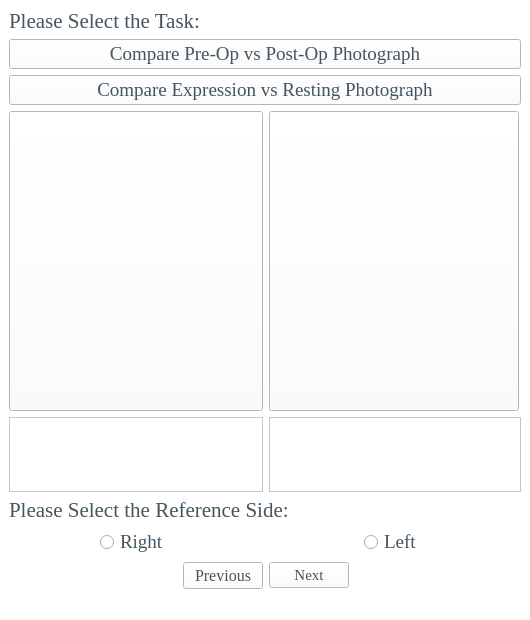
MEA-Summer/Emotrics_Plus, file uis/select.ui: the form before one commit.
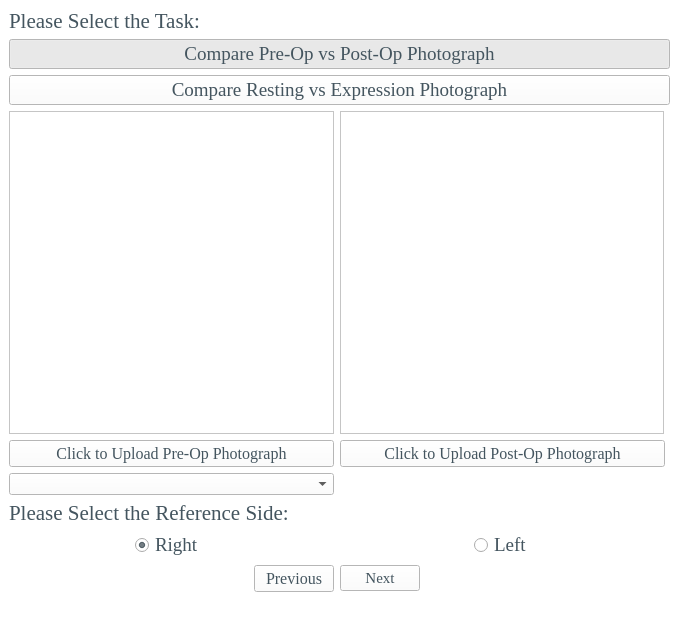
The form after the commit. Icons and pictures are not drawn. Custom widgets are drawn as their Qt base class.

```diff
--- a/uis/select.ui
+++ b/uis/select.ui
@@ -6,8 +6,8 @@
    <rect>
     <x>0</x>
     <y>0</y>
-    <width>530</width>
-    <height>620</height>
+    <width>679</width>
+    <height>623</height>
    </rect>
   </property>
   <property name="sizePolicy">
@@ -16,6 +16,18 @@
     <verstretch>0</verstretch>
    </sizepolicy>
   </property>
+  <property name="minimumSize">
+   <size>
+    <width>679</width>
+    <height>623</height>
+   </size>
+  </property>
+  <property name="maximumSize">
+   <size>
+    <width>679</width>
+    <height>623</height>
+   </size>
+  </property>
   <property name="windowTitle">
    <string>Selection Window</string>
   </property>
@@ -24,42 +36,45 @@
   </property>
   <widget class="QWidget" name="centralwidget">
    <layout class="QGridLayout" name="gridLayout">
-    <item row="3" column="0">
-     <widget class="QPushButton" name="addPhoto1Button">
-      <property name="minimumSize">
-       <size>
-        <width>250</width>
-        <height>300</height>
-       </size>
+    <item row="9" column="0" alignment="Qt::AlignRight">
+     <widget class="QPushButton" name="previousButton">
+      <property name="font">
+       <font>
+        <family>Times New Roman</family>
+        <pointsize>12</pointsize>
+       </font>
       </property>
-      <property name="maximumSize">
-       <size>
-        <width>16777215</width>
-        <height>16777215</height>
-       </size>
-      </property>
       <property name="styleSheet">
-       <string notr="true">QPushButton {
-		image: url(/Users/kee_b/OneDrive/바탕 화면/Untitled-upload.jpg)
-}
-</string>
+       <string notr="true">color: rgb(68, 85, 95);</string>
       </property>
       <property name="text">
-       <string/>
+       <string>Previous</string>
       </property>
-      <property name="icon">
-       <iconset>
-        <normaloff>../icons/upload.jpg</normaloff>../icons/upload.jpg</iconset>
+     </widget>
+    </item>
+    <item row="8" column="1" colspan="2" alignment="Qt::AlignHCenter">
+     <widget class="QRadioButton" name="leftSideButton">
+      <property name="sizePolicy">
+       <sizepolicy hsizetype="Fixed" vsizetype="Fixed">
+        <horstretch>0</horstretch>
+        <verstretch>0</verstretch>
+       </sizepolicy>
       </property>
-      <property name="iconSize">
-       <size>
-        <width>200</width>
-        <height>250</height>
-       </size>
+      <property name="font">
+       <font>
+        <family>Times New Roman</family>
+        <pointsize>14</pointsize>
+       </font>
       </property>
+      <property name="styleSheet">
+       <string notr="true">color: rgb(68, 85, 95);</string>
+      </property>
+      <property name="text">
+       <string>Left </string>
+      </property>
      </widget>
     </item>
-    <item row="0" column="0" colspan="4">
+    <item row="0" column="0" colspan="2">
      <widget class="QLabel" name="label">
       <property name="font">
        <font>
@@ -75,73 +90,116 @@
       </property>
      </widget>
     </item>
-    <item row="6" column="0" alignment="Qt::AlignHCenter">
-     <widget class="QRadioButton" name="rightSideReferenceButton">
-      <property name="sizePolicy">
-       <sizepolicy hsizetype="Fixed" vsizetype="Fixed">
-        <horstretch>0</horstretch>
-        <verstretch>0</verstretch>
-       </sizepolicy>
-      </property>
+    <item row="9" column="1" colspan="2" alignment="Qt::AlignLeft">
+     <widget class="QPushButton" name="nextButton">
       <property name="font">
        <font>
         <family>Times New Roman</family>
-        <pointsize>14</pointsize>
+        <pointsize>11</pointsize>
        </font>
       </property>
       <property name="styleSheet">
        <string notr="true">color: rgb(68, 85, 95);</string>
       </property>
       <property name="text">
-       <string>Right </string>
+       <string>Next</string>
       </property>
      </widget>
     </item>
     <item row="4" column="0">
-     <widget class="QTextBrowser" name="photo1TextBrowser">
+     <widget class="QPushButton" name="loadPhoto1Button">
+      <property name="sizePolicy">
+       <sizepolicy hsizetype="Fixed" vsizetype="Fixed">
+        <horstretch>0</horstretch>
+        <verstretch>0</verstretch>
+       </sizepolicy>
+      </property>
       <property name="minimumSize">
        <size>
-        <width>0</width>
-        <height>5</height>
+        <width>325</width>
+        <height>0</height>
        </size>
       </property>
       <property name="font">
        <font>
         <family>Times New Roman</family>
-        <pointsize>18</pointsize>
+        <pointsize>12</pointsize>
        </font>
       </property>
-      <property name="verticalScrollBarPolicy">
-       <enum>Qt::ScrollBarAlwaysOff</enum>
+      <property name="styleSheet">
+       <string notr="true">color: rgb(68, 85, 95);</string>
       </property>
-      <property name="horizontalScrollBarPolicy">
-       <enum>Qt::ScrollBarAlwaysOff</enum>
+      <property name="text">
+       <string>Click to Upload Pre-Op Photograph</string>
       </property>
      </widget>
     </item>
-    <item row="4" column="1" colspan="3">
-     <widget class="QTextBrowser" name="Photo2TextBrowser">
-      <property name="minimumSize">
-       <size>
-        <width>0</width>
-        <height>5</height>
-       </size>
+    <item row="1" column="0" colspan="3">
+     <widget class="QPushButton" name="PrevsPostButton">
+      <property name="font">
+       <font>
+        <family>Times New Roman</family>
+        <pointsize>14</pointsize>
+       </font>
       </property>
+      <property name="styleSheet">
+       <string notr="true">color: rgb(68, 85, 95);</string>
+      </property>
+      <property name="text">
+       <string>Compare Pre-Op vs Post-Op Photograph</string>
+      </property>
+      <property name="checkable">
+       <bool>true</bool>
+      </property>
+      <property name="checked">
+       <bool>true</bool>
+      </property>
+      <property name="autoRepeat">
+       <bool>false</bool>
+      </property>
+      <property name="autoExclusive">
+       <bool>false</bool>
+      </property>
+      <property name="autoRepeatDelay">
+       <number>0</number>
+      </property>
+      <property name="autoRepeatInterval">
+       <number>0</number>
+      </property>
+     </widget>
+    </item>
+    <item row="2" column="0" colspan="3">
+     <widget class="QPushButton" name="RestingvsExpressionButton">
       <property name="font">
        <font>
         <family>Times New Roman</family>
-        <pointsize>18</pointsize>
+        <pointsize>14</pointsize>
        </font>
       </property>
-      <property name="verticalScrollBarPolicy">
-       <enum>Qt::ScrollBarAlwaysOff</enum>
+      <property name="styleSheet">
+       <string notr="true">color: rgb(68, 85, 95);</string>
       </property>
-      <property name="horizontalScrollBarPolicy">
-       <enum>Qt::ScrollBarAlwaysOff</enum>
+      <property name="text">
+       <string>Compare Resting vs Expression Photograph</string>
       </property>
+      <property name="checkable">
+       <bool>true</bool>
+      </property>
+      <property name="autoExclusive">
+       <bool>false</bool>
+      </property>
+      <property name="autoRepeatDelay">
+       <number>0</number>
+      </property>
+      <property name="autoRepeatInterval">
+       <number>0</number>
+      </property>
      </widget>
     </item>
-    <item row="5" column="0" colspan="4">
+    <item row="5" column="0">
+     <widget class="QComboBox" name="ExpressionComboBox"/>
+    </item>
+    <item row="6" column="0" colspan="3">
      <widget class="QLabel" name="label_11">
       <property name="font">
        <font>
@@ -160,8 +218,14 @@
       </property>
      </widget>
     </item>
-    <item row="1" column="0" colspan="4">
-     <widget class="QPushButton" name="PreVsPostButton">
+    <item row="8" column="0" alignment="Qt::AlignHCenter">
+     <widget class="QRadioButton" name="rightSideButton">
+      <property name="sizePolicy">
+       <sizepolicy hsizetype="Fixed" vsizetype="Fixed">
+        <horstretch>0</horstretch>
+        <verstretch>0</verstretch>
+       </sizepolicy>
+      </property>
       <property name="font">
        <font>
         <family>Times New Roman</family>
@@ -172,107 +236,27 @@
        <string notr="true">color: rgb(68, 85, 95);</string>
       </property>
       <property name="text">
-       <string>Compare Pre-Op vs Post-Op Photograph</string>
+       <string>Right </string>
       </property>
-      <property name="checkable">
+      <property name="checked">
        <bool>true</bool>
       </property>
      </widget>
     </item>
-    <item row="3" column="1" colspan="3">
-     <widget class="QPushButton" name="addPhoto2Button">
+    <item row="4" column="1" colspan="2">
+     <widget class="QPushButton" name="loadPhoto2Button">
+      <property name="sizePolicy">
+       <sizepolicy hsizetype="Fixed" vsizetype="Fixed">
+        <horstretch>0</horstretch>
+        <verstretch>0</verstretch>
+       </sizepolicy>
+      </property>
       <property name="minimumSize">
        <size>
-        <width>250</width>
-        <height>300</height>
+        <width>325</width>
+        <height>0</height>
        </size>
       </property>
-      <property name="maximumSize">
-       <size>
-        <width>250</width>
-        <height>16777215</height>
-       </size>
-      </property>
-      <property name="styleSheet">
-       <string notr="true">QPushButton {
-		image: url(/Users/kee_b/OneDrive/바탕 화면/Untitled-upload.jpg)
-}
-</string>
-      </property>
-      <property name="text">
-       <string/>
-      </property>
-      <property name="icon">
-       <iconset>
-        <normaloff>../icons/upload.jpg</normaloff>../icons/upload.jpg</iconset>
-      </property>
-      <property name="iconSize">
-       <size>
-        <width>200</width>
-        <height>250</height>
-       </size>
-      </property>
-     </widget>
-    </item>
-    <item row="2" column="0" colspan="4">
-     <widget class="QPushButton" name="ExpressionVsRestingButton">
-      <property name="font">
-       <font>
-        <family>Times New Roman</family>
-        <pointsize>14</pointsize>
-       </font>
-      </property>
-      <property name="styleSheet">
-       <string notr="true">color: rgb(68, 85, 95);</string>
-      </property>
-      <property name="text">
-       <string>Compare Expression vs Resting Photograph</string>
-      </property>
-      <property name="checkable">
-       <bool>true</bool>
-      </property>
-     </widget>
-    </item>
-    <item row="7" column="1" alignment="Qt::AlignLeft">
-     <widget class="QPushButton" name="nextButton">
-      <property name="font">
-       <font>
-        <family>Times New Roman</family>
-        <pointsize>11</pointsize>
-       </font>
-      </property>
-      <property name="styleSheet">
-       <string notr="true">color: rgb(68, 85, 95);</string>
-      </property>
-      <property name="text">
-       <string>Next</string>
-      </property>
-     </widget>
-    </item>
-    <item row="6" column="2">
-     <widget class="QRadioButton" name="leftSideReferenceButton">
-      <property name="sizePolicy">
-       <sizepolicy hsizetype="Fixed" vsizetype="Fixed">
-        <horstretch>0</horstretch>
-        <verstretch>0</verstretch>
-       </sizepolicy>
-      </property>
-      <property name="font">
-       <font>
-        <family>Times New Roman</family>
-        <pointsize>14</pointsize>
-       </font>
-      </property>
-      <property name="styleSheet">
-       <string notr="true">color: rgb(68, 85, 95);</string>
-      </property>
-      <property name="text">
-       <string>Left </string>
-      </property>
-     </widget>
-    </item>
-    <item row="7" column="0" alignment="Qt::AlignRight">
-     <widget class="QPushButton" name="previousButton">
       <property name="font">
        <font>
         <family>Times New Roman</family>
@@ -283,10 +267,16 @@
        <string notr="true">color: rgb(68, 85, 95);</string>
       </property>
       <property name="text">
-       <string>Previous</string>
+       <string>Click to Upload Post-Op Photograph</string>
       </property>
      </widget>
     </item>
+    <item row="3" column="0">
+     <widget class="ImageDisplay" name="photo1Display"/>
+    </item>
+    <item row="3" column="1">
+     <widget class="ImageDisplay" name="photo2Display"/>
+    </item>
    </layout>
   </widget>
   <widget class="QMenuBar" name="menubar">
@@ -301,6 +291,13 @@
   </widget>
   <widget class="QStatusBar" name="statusbar"/>
  </widget>
+ <customwidgets>
+  <customwidget>
+   <class>ImageDisplay</class>
+   <extends>QGraphicsView</extends>
+   <header>ImageDisplay.h</header>
+  </customwidget>
+ </customwidgets>
  <resources/>
  <connections/>
 </ui>
```
Left out of the diff: 6 changed lines with no effect on the pictures.
